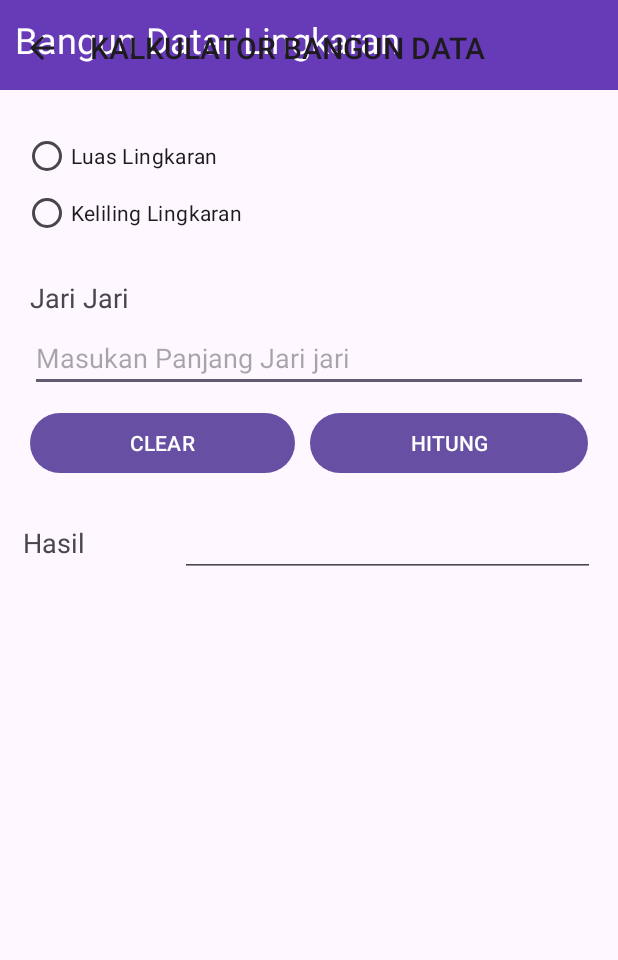
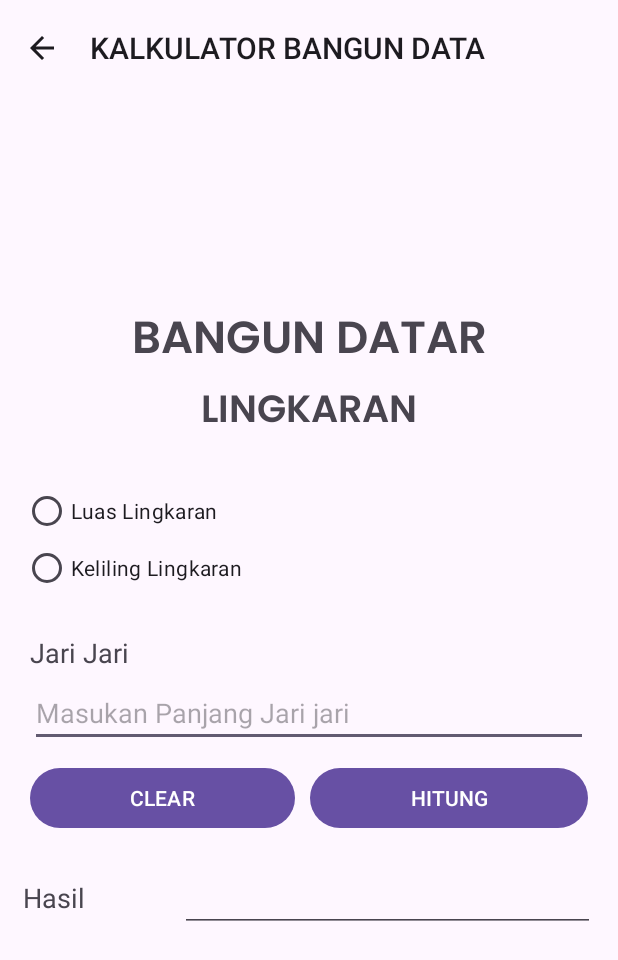
Before and after one commit to ntnlrswnd/KALKULATOR_BANGUN_DATA, an Android app: the Lingkaran screen opened directly, with no data from a screen before it, on a phone screen of 412 x 824 dp. Shown: the top 960 px of the screen. Run offline under Robolectric (Android 15) with nearby library versions, the phone set to English and light mode, and no system bars.

Commit message:
DONE SEMUA -Persegi

```diff
--- a/app/src/main/AndroidManifest.xml
+++ b/app/src/main/AndroidManifest.xml
@@ -6,7 +6,7 @@
         android:allowBackup="true"
         android:dataExtractionRules="@xml/data_extraction_rules"
         android:fullBackupContent="@xml/backup_rules"
-        android:icon="@mipmap/ic_launcher"
+        android:icon="@mipmap/icon"
         android:label="@string/app_name"
         android:roundIcon="@mipmap/ic_launcher_round"
         android:supportsRtl="true"
--- a/app/src/main/res/layout/activity_lingkaran.xml
+++ b/app/src/main/res/layout/activity_lingkaran.xml
@@ -4,7 +4,8 @@
     xmlns:tools="http://schemas.android.com/tools"
     android:id="@+id/main"
     android:layout_width="match_parent"
-    android:layout_height="match_parent"
+    android:layout_height="wrap_content"
+    android:layout_gravity="center"
     tools:context=".Lingkaran">
 
     <LinearLayout
@@ -12,24 +13,22 @@
         android:layout_height="wrap_content"
         android:orientation="vertical">
 
-        <LinearLayout
+        <TextView
             android:layout_width="match_parent"
-            android:layout_height="60dp"
-            android:background="#673AB7"
-            android:orientation="horizontal">
+            android:layout_height="wrap_content"
+            android:textSize="30sp"
+            android:fontFamily="@font/poppins_semibold"
+            android:textAlignment="center"
+            android:text="BANGUN DATAR"
+            />
+        <TextView
+            android:layout_width="match_parent"
+            android:layout_height="wrap_content"
+            android:text="LINGKARAN"
+            android:textSize="25sp"
+            android:fontFamily="@font/poppins_semibold"
+            android:textAlignment="center"/>
 
-            <TextView
-                android:id="@+id/textView2"
-                android:layout_width="wrap_content"
-                android:layout_height="wrap_content"
-                android:layout_marginLeft="10dp"
-                android:layout_marginTop="10dp"
-                android:layout_weight="1"
-                android:text="Bangun Datar Lingkaran"
-                android:textColor="#FFFFFF"
-                android:textSize="24sp" />
-
-        </LinearLayout>
 
         <LinearLayout
             android:layout_width="match_parent"
--- a/app/src/main/res/mipmap-anydpi/ic_launcher.xml
+++ b/app/src/main/res/mipmap-anydpi/ic_launcher.xml
@@ -1,6 +1,6 @@
 <?xml version="1.0" encoding="utf-8"?>
 <adaptive-icon xmlns:android="http://schemas.android.com/apk/res/android">
-    <background android:drawable="@drawable/ic_launcher_background" />
-    <foreground android:drawable="@drawable/ic_launcher_foreground" />
-    <monochrome android:drawable="@drawable/ic_launcher_foreground" />
+    <background android:drawable="@drawable/icon" />
+    <foreground android:drawable="@drawable/icon" />
+    <monochrome android:drawable="@drawable/icon" />
 </adaptive-icon>
--- a/app/src/main/res/mipmap-anydpi/ic_launcher_round.xml
+++ b/app/src/main/res/mipmap-anydpi/ic_launcher_round.xml
@@ -1,6 +1,6 @@
 <?xml version="1.0" encoding="utf-8"?>
 <adaptive-icon xmlns:android="http://schemas.android.com/apk/res/android">
-    <background android:drawable="@drawable/ic_launcher_background" />
-    <foreground android:drawable="@drawable/ic_launcher_foreground" />
-    <monochrome android:drawable="@drawable/ic_launcher_foreground" />
+    <background android:drawable="@drawable/icon" />
+    <foreground android:drawable="@drawable/icon" />
+    <monochrome android:drawable="@drawable/icon" />
 </adaptive-icon>
--- a/app/src/main/res/values/themes.xml
+++ b/app/src/main/res/values/themes.xml
@@ -6,7 +6,6 @@
     </style>
 
     <style name="ActionBarStyle" parent="Widget.AppCompat.Light.ActionBar">
-
     </style>
 
 
```
Also changed, not shown: app/src/main/java/com/example/kalkulatorbangundata/Lingkaran.java (+12 -0 lines), app/src/main/res/drawable/icon.png (added), app/src/main/res/mipmap-hdpi/icon.png (added).
